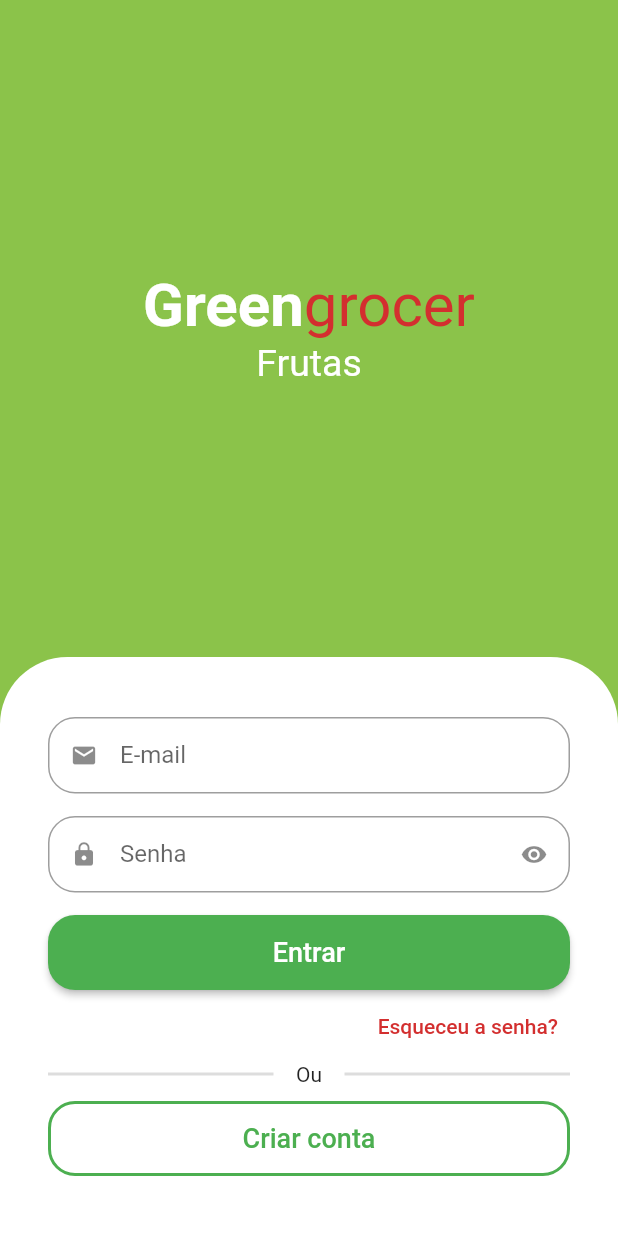
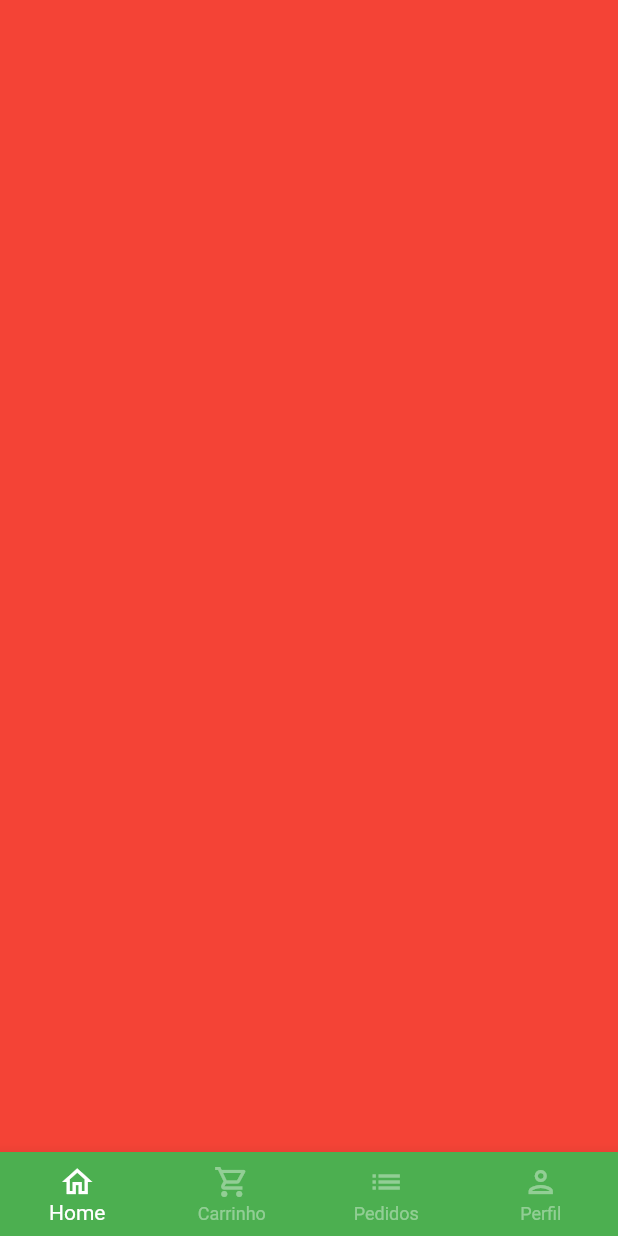
Before and after one commit to thiiagofernando/quitanda, a Flutter app: the screen it shows after launch, after a tap on "Entrar", on a phone screen of 412 x 824 dp. Run offline on Flutter 3.47's test engine with Material 2 defaults, Android fonts, the phone set to English and light mode, and no system bars; drawn by our look-alikes of animated_text_kit; our stand-ins replace mask_text_input_formatter.

```diff
--- a/lib/src/auth/components/custom_text_field.dart
+++ b/lib/src/auth/components/custom_text_field.dart
@@ -1,11 +1,17 @@
 import 'package:flutter/material.dart';
+import 'package:flutter/services.dart';
 
 class CustomTextField extends StatefulWidget {
   final IconData icon;
   final String label;
   final bool isSecret;
+  final List<TextInputFormatter>? inputFormatter;
   const CustomTextField(
-      {super.key, required this.icon, required this.label, this.isSecret = false});
+      {super.key,
+      required this.icon,
+      required this.label,
+      this.isSecret = false,
+      this.inputFormatter});
 
   @override
   State<CustomTextField> createState() => _CustomTextFieldState();
@@ -25,6 +31,7 @@ class _CustomTextFieldState extends State<CustomTextField> {
     return Padding(
       padding: const EdgeInsets.only(bottom: 15),
       child: TextFormField(
+        inputFormatters: widget.inputFormatter,
         obscureText: isObscure,
         decoration: InputDecoration(
           suffixIcon: widget.isSecret
--- a/lib/src/auth/sign_in_screen.dart
+++ b/lib/src/auth/sign_in_screen.dart
@@ -1,5 +1,7 @@
 import 'package:animated_text_kit/animated_text_kit.dart';
 import 'package:flutter/material.dart';
+import 'package:greengrocer/src/auth/sign_up_screen.dart';
+import 'package:greengrocer/src/base/base_screen.dart';
 
 import '../config/custom_colors.dart';
 import 'components/custom_text_field.dart';
@@ -94,7 +96,13 @@ class SignInScreen extends StatelessWidget {
                             borderRadius: BorderRadius.circular(18),
                           ),
                         ),
-                        onPressed: () {},
+                        onPressed: () {
+                          Navigator.of(context).pushReplacement(
+                            MaterialPageRoute(builder: (v) {
+                              return const BaseScreen();
+                            }),
+                          );
+                        },
                         child: const Text(
                           'Entrar',
                           style: TextStyle(
@@ -151,7 +159,15 @@ class SignInScreen extends StatelessWidget {
                             color: Colors.green,
                           ),
                         ),
-                        onPressed: () {},
+                        onPressed: () {
+                          Navigator.of(context).push(
+                            MaterialPageRoute(
+                              builder: (c) {
+                                return SigUpScreen();
+                              },
+                            ),
+                          );
+                        },
                         child: const Text(
                           'Criar conta',
                           style: TextStyle(fontSize: 18),
--- /dev/null
+++ b/lib/src/base/base_screen.dart
@@ -0,0 +1,26 @@
+import 'package:flutter/material.dart';
+
+class BaseScreen extends StatelessWidget {
+  const BaseScreen({super.key});
+
+  @override
+  Widget build(BuildContext context) {
+    return Scaffold(
+      body: Container(
+        color: Colors.red,
+      ),
+      bottomNavigationBar: BottomNavigationBar(
+        type: BottomNavigationBarType.fixed,
+        selectedItemColor: Colors.white,
+        unselectedItemColor: Colors.white.withAlpha(100),
+        backgroundColor: Colors.green,
+        items: const [
+          BottomNavigationBarItem(icon: Icon(Icons.home_outlined), label: 'Home'),
+          BottomNavigationBarItem(icon: Icon(Icons.shopping_cart_outlined), label: 'Carrinho'),
+          BottomNavigationBarItem(icon: Icon(Icons.list), label: 'Pedidos'),
+          BottomNavigationBarItem(icon: Icon(Icons.person_outlined), label: 'Perfil'),
+        ],
+      ),
+    );
+  }
+}
--- a/pubspec.yaml
+++ b/pubspec.yaml
@@ -37,6 +37,7 @@ dependencies:
   # Use with the CupertinoIcons class for iOS style icons.
   cupertino_icons: ^1.0.2
   animated_text_kit: ^4.2.2
+  mask_text_input_formatter: ^2.4.0
 
 dev_dependencies:
   flutter_test:
```
Also changed, not shown: lib/src/auth/sign_up_screen.dart (added, +115 -0 lines).
